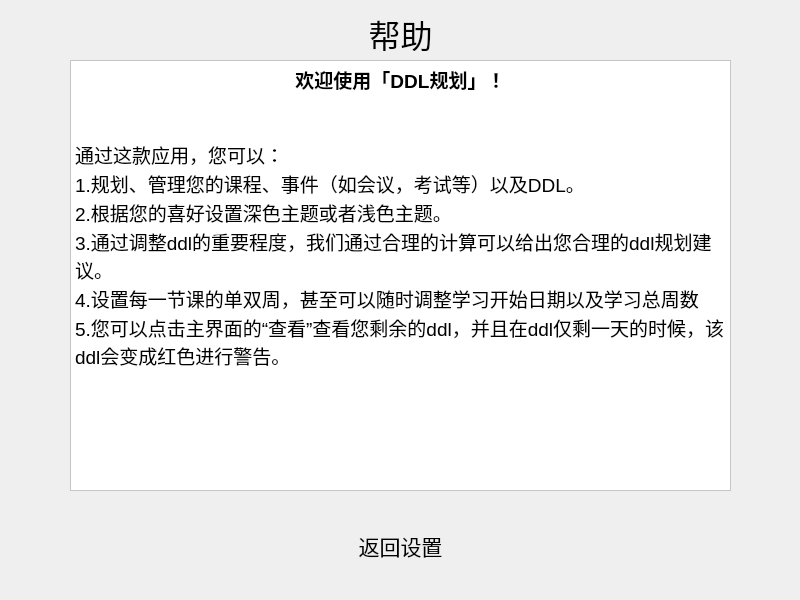
Above: task_manage/helpwidget.ui from ShiningCrevice/Qt_CXSJSXhw before the change. Below: the same form after it.
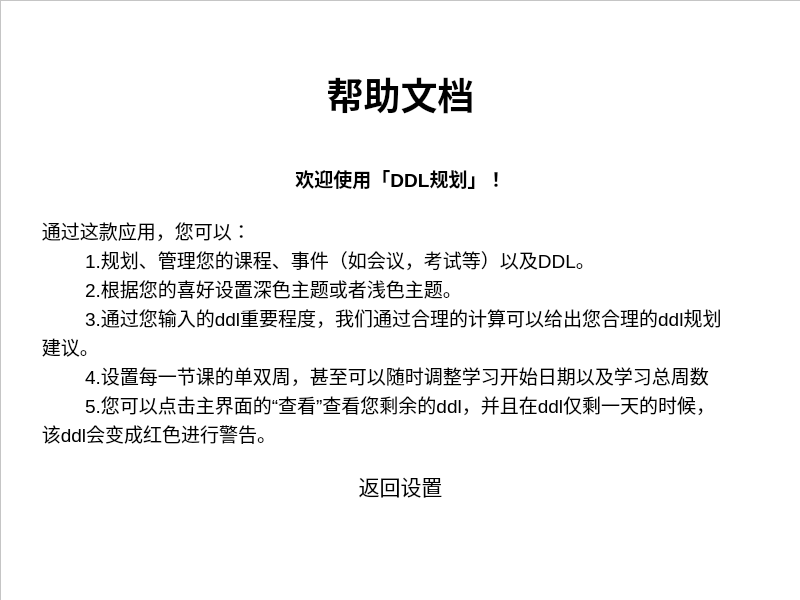
That is the form after the change.

What changed in the file:
```diff
--- a/task_manage/helpwidget.ui
+++ b/task_manage/helpwidget.ui
@@ -16,10 +16,10 @@
   <widget class="QTextBrowser" name="textBrowser">
    <property name="geometry">
     <rect>
-     <x>70</x>
-     <y>60</y>
-     <width>661</width>
-     <height>431</height>
+     <x>0</x>
+     <y>0</y>
+     <width>801</width>
+     <height>601</height>
     </rect>
    </property>
    <property name="styleSheet">
@@ -34,40 +34,29 @@
 hr { height: 1px; border-width: 0; }
 li.unchecked::marker { content: &quot;\2610&quot;; }
 li.checked::marker { content: &quot;\2612&quot;; }
-&lt;/style&gt;&lt;/head&gt;&lt;body style=&quot; font-family:'Microsoft YaHei UI'; font-size:12pt; font-weight:400; font-style:normal;&quot;&gt;
-&lt;p align=&quot;center&quot; style=&quot; margin-top:0px; margin-bottom:0px; margin-left:0px; margin-right:0px; -qt-block-indent:0; text-indent:0px;&quot;&gt;&lt;span style=&quot; font-size:14pt; font-weight:700;&quot;&gt;欢迎使用「DDL规划」！&lt;/span&gt;&lt;/p&gt;
-&lt;p style=&quot;-qt-paragraph-type:empty; margin-top:0px; margin-bottom:0px; margin-left:0px; margin-right:0px; -qt-block-indent:0; text-indent:0px; font-size:14pt; font-weight:700;&quot;&gt;&lt;br /&gt;&lt;/p&gt;
-&lt;p style=&quot;-qt-paragraph-type:empty; margin-top:0px; margin-bottom:0px; margin-left:0px; margin-right:0px; -qt-block-indent:0; text-indent:0px; font-size:14pt;&quot;&gt;&lt;br /&gt;&lt;/p&gt;
-&lt;p style=&quot; margin-top:0px; margin-bottom:0px; margin-left:0px; margin-right:0px; -qt-block-indent:0; text-indent:0px;&quot;&gt;&lt;span style=&quot; font-size:14pt;&quot;&gt;通过这款应用，您可以：&lt;/span&gt;&lt;/p&gt;
-&lt;p style=&quot; margin-top:0px; margin-bottom:0px; margin-left:0px; margin-right:0px; -qt-block-indent:0; text-indent:0px;&quot;&gt;&lt;span style=&quot; font-size:14pt;&quot;&gt;1.规划、管理您的课程、事件（如会议，考试等）以及DDL。&lt;/span&gt;&lt;/p&gt;
-&lt;p style=&quot; margin-top:0px; margin-bottom:0px; margin-left:0px; margin-right:0px; -qt-block-indent:0; text-indent:0px;&quot;&gt;&lt;span style=&quot; font-size:14pt;&quot;&gt;2.根据您的喜好设置深色主题或者浅色主题。&lt;/span&gt;&lt;/p&gt;
-&lt;p style=&quot; margin-top:0px; margin-bottom:0px; margin-left:0px; margin-right:0px; -qt-block-indent:0; text-indent:0px;&quot;&gt;&lt;span style=&quot; font-size:14pt;&quot;&gt;3.通过调整ddl的重要程度，我们通过合理的计算可以给出您合理的ddl规划建议。&lt;/span&gt;&lt;/p&gt;
-&lt;p style=&quot; margin-top:0px; margin-bottom:0px; margin-left:0px; margin-right:0px; -qt-block-indent:0; text-indent:0px;&quot;&gt;&lt;span style=&quot; font-size:14pt;&quot;&gt;4.设置每一节课的单双周，甚至可以随时调整学习开始日期以及学习总周数&lt;/span&gt;&lt;/p&gt;
-&lt;p style=&quot; margin-top:0px; margin-bottom:0px; margin-left:0px; margin-right:0px; -qt-block-indent:0; text-indent:0px;&quot;&gt;&lt;span style=&quot; font-size:14pt;&quot;&gt;5.您可以点击主界面的“查看”查看您剩余的ddl，并且在ddl仅剩一天的时候，该ddl会变成红色进行警告。&lt;/span&gt;&lt;/p&gt;&lt;/body&gt;&lt;/html&gt;</string>
-   </property>
-  </widget>
-  <widget class="QLabel" name="label">
-   <property name="geometry">
-    <rect>
-     <x>360</x>
-     <y>10</y>
-     <width>81</width>
-     <height>41</height>
-    </rect>
-   </property>
-   <property name="styleSheet">
-    <string notr="true">font: 20pt &quot;华文中宋&quot;;
-color: rgb(0, 0, 0);</string>
-   </property>
-   <property name="text">
-    <string>&lt;html&gt;&lt;head/&gt;&lt;body&gt;&lt;p align=&quot;center&quot;&gt;&lt;span style=&quot; font-size:24pt;&quot;&gt;帮助&lt;/span&gt;&lt;/p&gt;&lt;/body&gt;&lt;/html&gt;</string>
+&lt;/style&gt;&lt;/head&gt;&lt;body style=&quot; font-family:'华文中宋'; font-size:9pt; font-weight:400; font-style:normal;&quot;&gt;
+&lt;p align=&quot;center&quot; style=&quot;-qt-paragraph-type:empty; margin-top:0px; margin-bottom:0px; margin-left:0px; margin-right:0px; -qt-block-indent:0; text-indent:0px; font-family:'Microsoft YaHei UI'; font-size:12pt;&quot;&gt;&lt;br /&gt;&lt;/p&gt;
+&lt;p align=&quot;center&quot; style=&quot;-qt-paragraph-type:empty; margin-top:0px; margin-bottom:0px; margin-left:0px; margin-right:0px; -qt-block-indent:0; text-indent:0px; font-family:'Microsoft YaHei UI'; font-size:28pt; font-weight:700;&quot;&gt;&lt;br /&gt;&lt;/p&gt;
+&lt;p align=&quot;center&quot; style=&quot; margin-top:0px; margin-bottom:0px; margin-left:0px; margin-right:0px; -qt-block-indent:0; text-indent:0px;&quot;&gt;&lt;span style=&quot; font-family:'Microsoft YaHei UI'; font-size:28pt; font-weight:700;&quot;&gt;帮助文档&lt;/span&gt;&lt;/p&gt;
+&lt;p align=&quot;center&quot; style=&quot;-qt-paragraph-type:empty; margin-top:0px; margin-bottom:0px; margin-left:0px; margin-right:0px; -qt-block-indent:0; text-indent:0px; font-family:'Microsoft YaHei UI'; font-size:14pt; font-weight:700;&quot;&gt;&lt;br /&gt;&lt;/p&gt;
+&lt;p align=&quot;center&quot; style=&quot;-qt-paragraph-type:empty; margin-top:0px; margin-bottom:0px; margin-left:0px; margin-right:0px; -qt-block-indent:0; text-indent:0px; font-family:'Microsoft YaHei UI'; font-size:12pt;&quot;&gt;&lt;br /&gt;&lt;/p&gt;
+&lt;p align=&quot;center&quot; style=&quot; margin-top:0px; margin-bottom:0px; margin-left:0px; margin-right:0px; -qt-block-indent:0; text-indent:0px;&quot;&gt;&lt;span style=&quot; font-family:'Microsoft YaHei UI'; font-size:14pt; font-weight:700;&quot;&gt;欢迎使用「DDL规划」！&lt;/span&gt;&lt;/p&gt;
+&lt;p style=&quot;-qt-paragraph-type:empty; margin-top:0px; margin-bottom:0px; margin-left:0px; margin-right:0px; -qt-block-indent:0; text-indent:0px; font-family:'Microsoft YaHei UI'; font-size:14pt;&quot;&gt;&lt;br /&gt;&lt;/p&gt;
+&lt;p style=&quot; margin-top:0px; margin-bottom:0px; margin-left:0px; margin-right:0px; -qt-block-indent:0; text-indent:0px;&quot;&gt;&lt;span style=&quot; font-family:'Microsoft YaHei UI'; font-size:14pt;&quot;&gt;       通过这款应用，您可以：&lt;/span&gt;&lt;/p&gt;
+&lt;p style=&quot; margin-top:0px; margin-bottom:0px; margin-left:0px; margin-right:0px; -qt-block-indent:0; text-indent:0px;&quot;&gt;&lt;span style=&quot; font-family:'Microsoft YaHei UI'; font-size:14pt;&quot;&gt;	1.规划、管理您的课程、事件（如会议，考试等）以及DDL。&lt;/span&gt;&lt;/p&gt;
+&lt;p style=&quot; margin-top:0px; margin-bottom:0px; margin-left:0px; margin-right:0px; -qt-block-indent:0; text-indent:0px;&quot;&gt;&lt;span style=&quot; font-family:'Microsoft YaHei UI'; font-size:14pt;&quot;&gt;	2.根据您的喜好设置深色主题或者浅色主题。&lt;/span&gt;&lt;/p&gt;
+&lt;p style=&quot; margin-top:0px; margin-bottom:0px; margin-left:0px; margin-right:0px; -qt-block-indent:0; text-indent:0px;&quot;&gt;&lt;span style=&quot; font-family:'Microsoft YaHei UI'; font-size:14pt;&quot;&gt;	3.通过您输入的ddl重要程度，我们通过合理的计算可以给出您合理的ddl规划&lt;/span&gt;&lt;/p&gt;
+&lt;p style=&quot; margin-top:0px; margin-bottom:0px; margin-left:0px; margin-right:0px; -qt-block-indent:0; text-indent:0px;&quot;&gt;&lt;span style=&quot; font-family:'Microsoft YaHei UI'; font-size:14pt;&quot;&gt;       建议。&lt;/span&gt;&lt;/p&gt;
+&lt;p style=&quot; margin-top:0px; margin-bottom:0px; margin-left:0px; margin-right:0px; -qt-block-indent:0; text-indent:0px;&quot;&gt;&lt;span style=&quot; font-family:'Microsoft YaHei UI'; font-size:14pt;&quot;&gt;	4.设置每一节课的单双周，甚至可以随时调整学习开始日期以及学习总周数&lt;/span&gt;&lt;/p&gt;
+&lt;p style=&quot; margin-top:0px; margin-bottom:0px; margin-left:0px; margin-right:0px; -qt-block-indent:0; text-indent:0px;&quot;&gt;&lt;span style=&quot; font-family:'Microsoft YaHei UI'; font-size:14pt;&quot;&gt;	5.您可以点击主界面的“查看”查看您剩余的ddl，并且在ddl仅剩一天的时候，&lt;/span&gt;&lt;/p&gt;
+&lt;p style=&quot; margin-top:0px; margin-bottom:0px; margin-left:0px; margin-right:0px; -qt-block-indent:0; text-indent:0px;&quot;&gt;&lt;span style=&quot; font-family:'Microsoft YaHei UI'; font-size:14pt;&quot;&gt;       该ddl会变成红色进行警告。&lt;/span&gt;&lt;/p&gt;&lt;/body&gt;&lt;/html&gt;</string>
    </property>
   </widget>
   <widget class="QPushButton" name="pushButton">
    <property name="geometry">
     <rect>
      <x>330</x>
-     <y>520</y>
+     <y>460</y>
      <width>141</width>
      <height>51</height>
     </rect>
```
Left out of the diff: 3 changed lines with no effect on the pictures.
